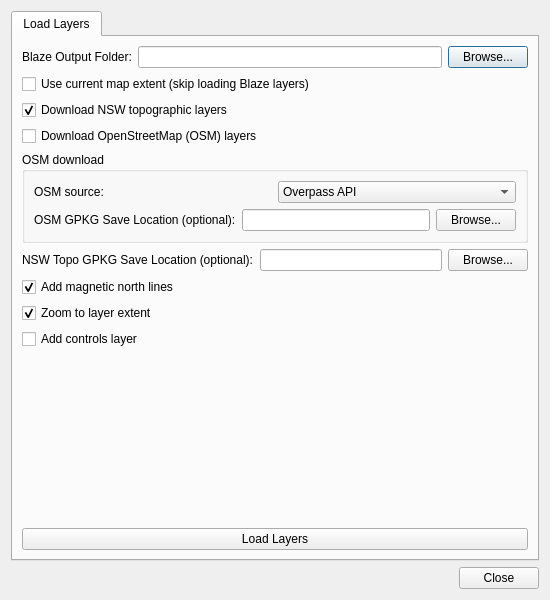
Before: the Qt Designer form qgis_plugin/blaze_loader/blaze_loader_dialog_base.ui in Trailblaze-Software/Blaze, drawn with Qt 5.
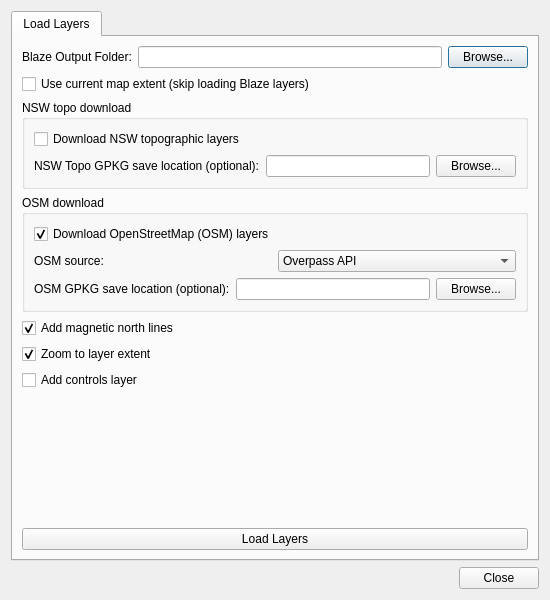
After: the same form once the commit is applied.

```diff
--- a/qgis_plugin/blaze_loader/blaze_loader_dialog_base.ui
+++ b/qgis_plugin/blaze_loader/blaze_loader_dialog_base.ui
@@ -56,23 +56,43 @@
         </widget>
        </item>
        <item>
-        <widget class="QCheckBox" name="downloadTopoCheckBox">
-         <property name="text">
-          <string>Download NSW topographic layers</string>
+        <widget class="QGroupBox" name="topoDownloadGroupBox">
+         <property name="title">
+          <string>NSW topo download</string>
          </property>
-         <property name="checked">
-          <bool>true</bool>
-         </property>
-        </widget>
-       </item>
-       <item>
-        <widget class="QCheckBox" name="downloadOsmCheckBox">
-         <property name="text">
-          <string>Download OpenStreetMap (OSM) layers</string>
-         </property>
-         <property name="checked">
-          <bool>false</bool>
-         </property>
+         <layout class="QVBoxLayout" name="topoDownloadGroupLayout">
+          <item>
+           <widget class="QCheckBox" name="downloadTopoCheckBox">
+            <property name="text">
+             <string>Download NSW topographic layers</string>
+            </property>
+            <property name="checked">
+             <bool>false</bool>
+            </property>
+           </widget>
+          </item>
+          <item>
+           <layout class="QHBoxLayout" name="gpkgLayout">
+            <item>
+             <widget class="QLabel" name="gpkgLabel">
+              <property name="text">
+               <string>NSW Topo GPKG save location (optional):</string>
+              </property>
+             </widget>
+            </item>
+            <item>
+             <widget class="QLineEdit" name="gpkgLineEdit"/>
+            </item>
+            <item>
+             <widget class="QPushButton" name="gpkgBrowseButton">
+              <property name="text">
+               <string>Browse...</string>
+              </property>
+             </widget>
+            </item>
+           </layout>
+          </item>
+         </layout>
         </widget>
        </item>
        <item>
@@ -81,6 +101,16 @@
           <string>OSM download</string>
          </property>
          <layout class="QVBoxLayout" name="osmDownloadGroupLayout">
+          <item>
+           <widget class="QCheckBox" name="downloadOsmCheckBox">
+            <property name="text">
+             <string>Download OpenStreetMap (OSM) layers</string>
+            </property>
+            <property name="checked">
+             <bool>true</bool>
+            </property>
+           </widget>
+          </item>
           <item>
            <layout class="QHBoxLayout" name="osmSourceLayout">
             <item>
@@ -111,7 +141,7 @@
             <item>
              <widget class="QLabel" name="osmGpkgLabel">
               <property name="text">
-               <string>OSM GPKG Save Location (optional):</string>
+               <string>OSM GPKG save location (optional):</string>
               </property>
              </widget>
             </item>
@@ -130,27 +160,6 @@
          </layout>
         </widget>
        </item>
-       <item>
-        <layout class="QHBoxLayout" name="gpkgLayout">
-         <item>
-          <widget class="QLabel" name="gpkgLabel">
-           <property name="text">
-            <string>NSW Topo GPKG Save Location (optional):</string>
-           </property>
-          </widget>
-         </item>
-         <item>
-          <widget class="QLineEdit" name="gpkgLineEdit"/>
-         </item>
-         <item>
-          <widget class="QPushButton" name="gpkgBrowseButton">
-           <property name="text">
-            <string>Browse...</string>
-           </property>
-          </widget>
-         </item>
-        </layout>
-       </item>
     <item>
      <widget class="QCheckBox" name="addMagNorthCheckBox">
       <property name="text">
```
